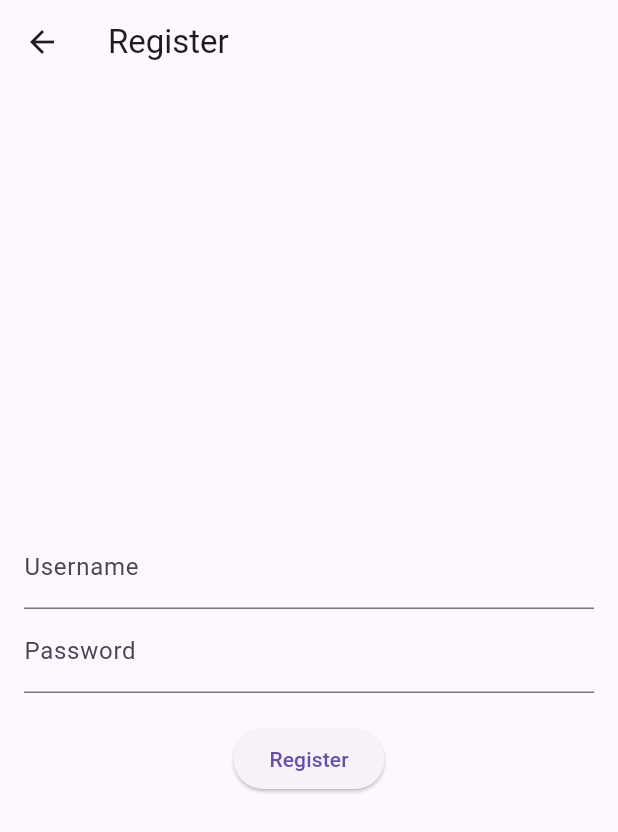
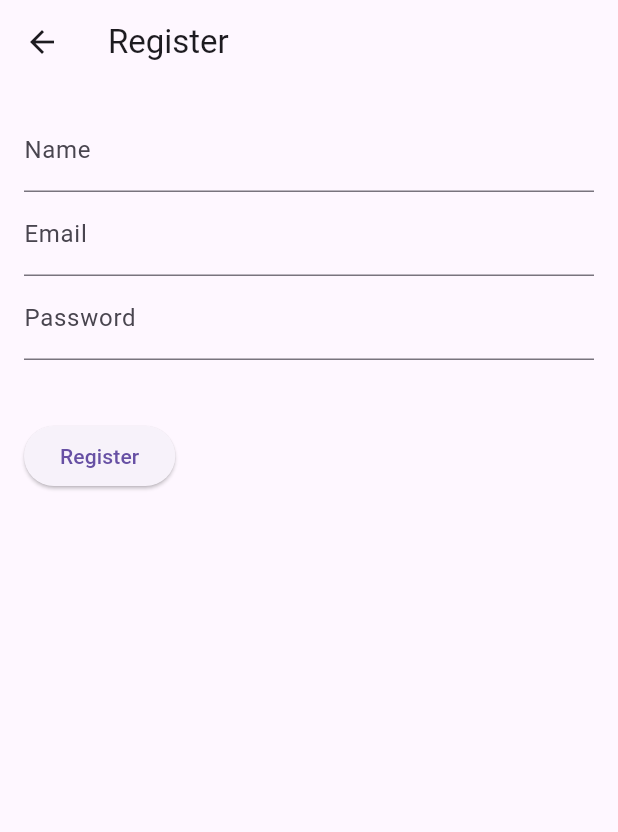
Before and after one commit to Cannakkaya/FlutterApp, a Flutter app: the RegisterScreen screen opened by its route, on a phone screen of 412 x 824 dp. Shown: the top 832 px of the screen. Run offline on Flutter 3.47's test engine with Material 3 defaults, Android fonts, the phone set to English and light mode, and no system bars; our stand-ins replace shared_preferences; accounts and stored records are empty.

Commit message:
DirectusAPI

```diff
--- a/psikolog_app/lib/screens/register_screen.dart
+++ b/psikolog_app/lib/screens/register_screen.dart
@@ -1,21 +1,66 @@
 import 'package:flutter/material.dart';
+import 'package:psikolog_app/services/directus_service.dart';
+import 'package:psikolog_app/services/directus_service.dart'; // Servis dosyanızın yolu
 
-class RegisterScreen extends StatelessWidget {
-  final TextEditingController usernameController = TextEditingController();
+class RegisterScreen extends StatefulWidget {
+  @override
+  _RegisterScreenState createState() => _RegisterScreenState();
+}
+
+class _RegisterScreenState extends State<RegisterScreen> {
+  final DirectusService directusService = DirectusService();
+
+  final TextEditingController nameController = TextEditingController();
+  final TextEditingController emailController = TextEditingController();
   final TextEditingController passwordController = TextEditingController();
+
+  bool isLoading = false;
+  String errorMessage = '';
+
+  void register() async {
+    setState(() {
+      isLoading = true;
+      errorMessage = '';
+    });
+
+    final name = nameController.text;
+    final email = emailController.text;
+    final password = passwordController.text;
+
+    try {
+      await directusService.createUser(name, email, password);
+      // Kayıt başarılı, başarılı mesajı gösterebilir veya başka bir ekrana geçiş yapabilirsiniz
+      ScaffoldMessenger.of(context).showSnackBar(
+        SnackBar(content: Text('User registered successfully')),
+      );
+    } catch (error) {
+      setState(() {
+        errorMessage = 'Failed to register user: $error';
+      });
+    } finally {
+      setState(() {
+        isLoading = false;
+      });
+    }
+  }
 
   @override
   Widget build(BuildContext context) {
     return Scaffold(
       appBar: AppBar(title: Text('Register')),
       body: Padding(
-        padding: const EdgeInsets.all(16.0),
+        padding: EdgeInsets.all(16.0),
         child: Column(
-          mainAxisAlignment: MainAxisAlignment.center,
+          crossAxisAlignment: CrossAxisAlignment.start,
           children: [
             TextField(
-              controller: usernameController,
-              decoration: InputDecoration(labelText: 'Username'),
+              controller: nameController,
+              decoration: InputDecoration(labelText: 'Name'),
+            ),
+            TextField(
+              controller: emailController,
+              decoration: InputDecoration(labelText: 'Email'),
+              keyboardType: TextInputType.emailAddress,
             ),
             TextField(
               controller: passwordController,
@@ -23,11 +68,12 @@ class RegisterScreen extends StatelessWidget {
               obscureText: true,
             ),
             SizedBox(height: 20),
+            if (isLoading) CircularProgressIndicator(),
+            if (errorMessage.isNotEmpty)
+              Text(errorMessage, style: TextStyle(color: Colors.red)),
+            SizedBox(height: 20),
             ElevatedButton(
-              onPressed: () {
-                // Register işlemi burada yapılacak
-                Navigator.pushReplacementNamed(context, '/login');
-              },
+              onPressed: isLoading ? null : register,
               child: Text('Register'),
             ),
           ],
```
Also changed, not shown: psikolog_app/lib/main.dart (+4 -5 lines), psikolog_app/lib/services/directus_service.dart (added, +99 -0 lines).
